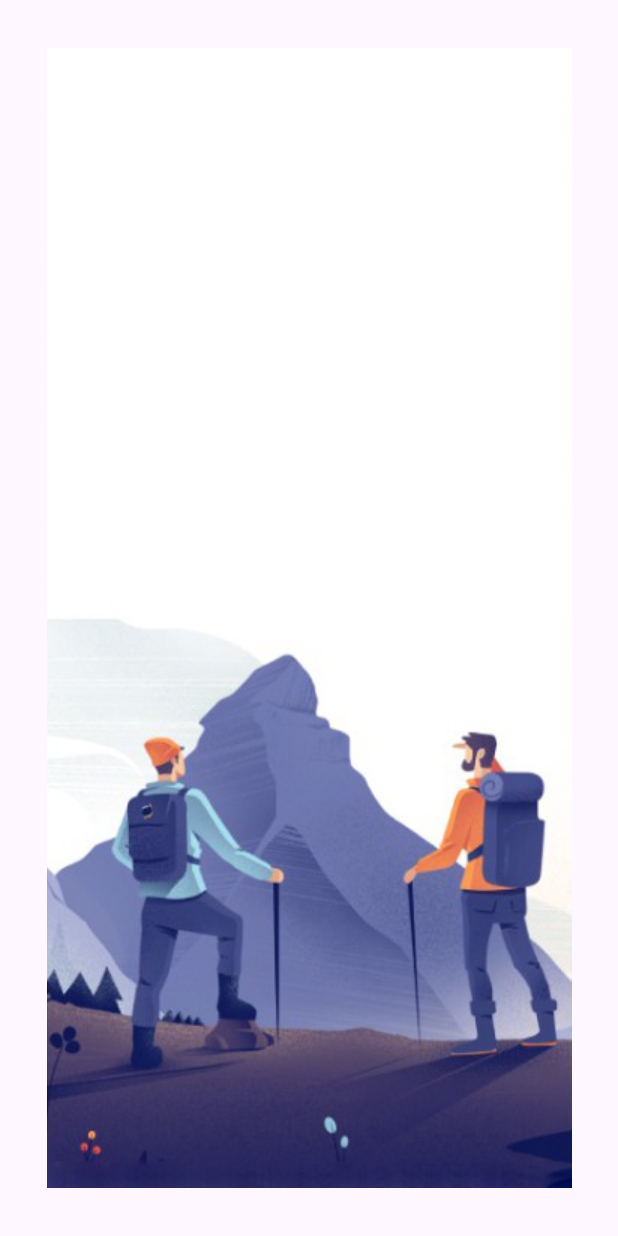
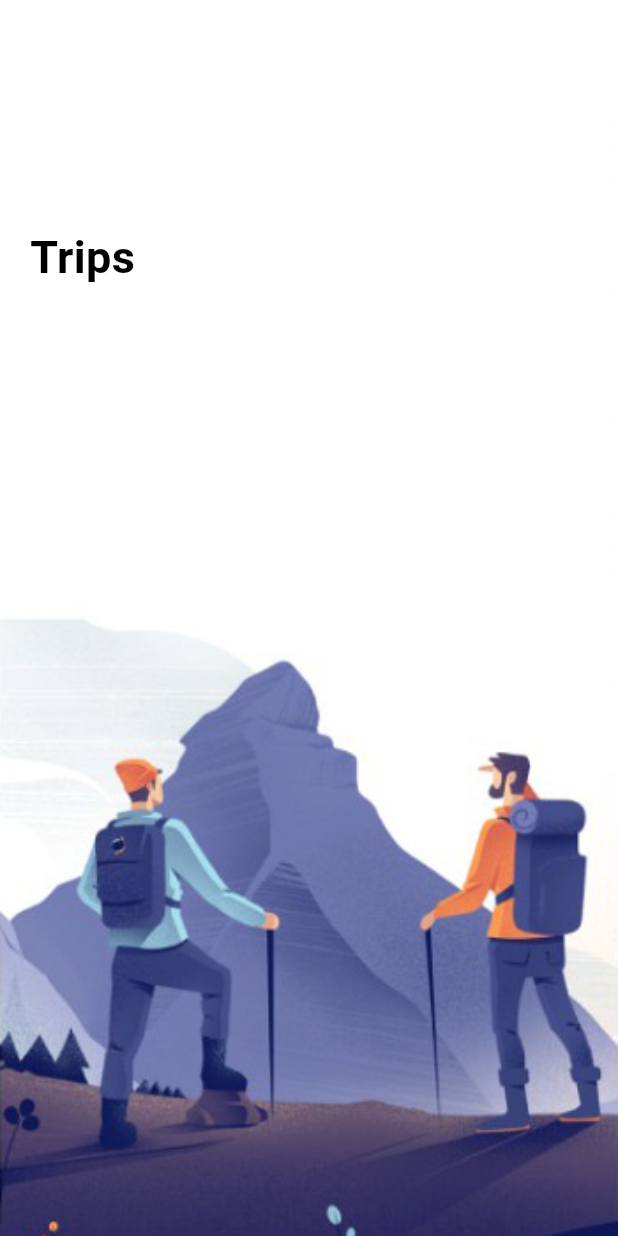
Before and after one commit to Krevetka17/flutter_apps, a Flutter app: the screen it shows after launch, on a phone screen of 412 x 824 dp. Run offline on Flutter 3.47's test engine with Material 3 defaults, Android fonts, the phone set to English and light mode, and no system bars.

Commit message:
Added widgets for app_text

```diff
--- a/lib/pages/welcome_page.dart
+++ b/lib/pages/welcome_page.dart
@@ -1,5 +1,6 @@
 import 'package:flutter/cupertino.dart';
 import 'package:flutter/material.dart';
+import 'package:flutter_cubit/widgets/app_large_text.dart';
 
 class WelcomePage extends StatefulWidget {
   const WelcomePage({super.key});
@@ -28,7 +29,20 @@ class _WelcomePageState extends State<WelcomePage> {
               image: DecorationImage(
                   image: AssetImage(
                    "img/"+images[index]
+                  ),
+                fit: BoxFit.cover
+              )
+            ),
+            child: Container(
+              margin: const EdgeInsets.only(top:150, left: 20, right: 20),
+              child:Row(
+                children: [
+                  Column(
+                    children: [
+                      AppLargeText(text: "Trips"),
+                    ],
                   )
+                ],
               )
             ),
           );
--- /dev/null
+++ b/lib/widgets/app_large_text.dart
@@ -0,0 +1,24 @@
+import 'package:flutter/cupertino.dart';
+import 'package:flutter/material.dart';
+
+class AppLargeText extends StatelessWidget {
+  double size;
+  final String text;
+  final Color color;
+   AppLargeText({Key? key,
+     this.size=30,
+     required this.text,
+     this.color=Colors.black}) : super(key: key);
+
+  @override
+  Widget build(BuildContext context) {
+    return Text(
+      text,
+      style: TextStyle(
+        color: color,
+        fontSize: size,
+        fontWeight: FontWeight.bold
+      )
+    );
+  }
+}
```
Also changed, not shown: lib/widgets/app_text.dart (added).
